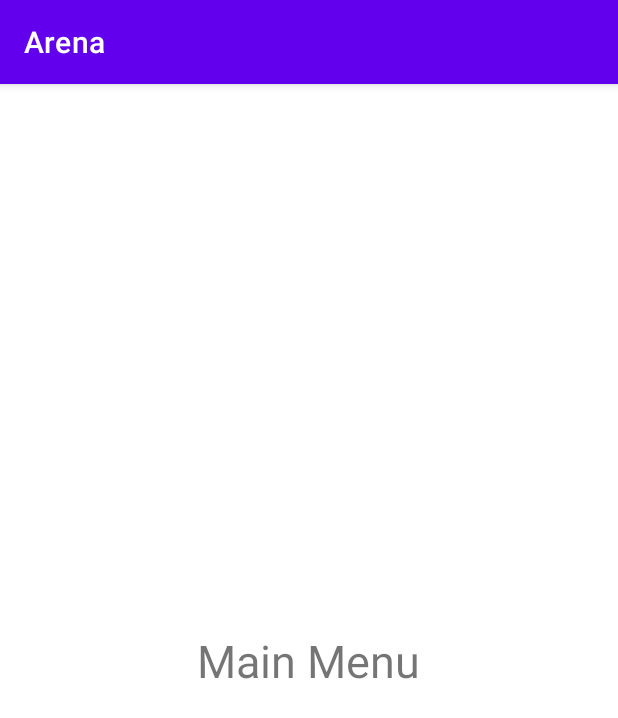
After one commit to DominykasD/Arena, an Android app: the MainMenuActivity screen opened directly, with no data from a screen before it, on a phone screen of 412 x 824 dp. The commit adds this screen. Shown: the top 718 px of the screen. Run offline under Robolectric (Android 15) with nearby library versions, the phone set to English and light mode, and no system bars.

Commit message:
Main menu activity

```diff
--- a/app/src/main/AndroidManifest.xml
+++ b/app/src/main/AndroidManifest.xml
@@ -9,6 +9,9 @@
         android:roundIcon="@mipmap/ic_launcher_round"
         android:supportsRtl="true"
         android:theme="@style/Theme.Arena">
+        <activity
+            android:name=".MainMenuActivity"
+            android:exported="false" />
         <activity
             android:name=".Register"
             android:exported="false" />
--- /dev/null
+++ b/app/src/main/java/com/example/arena/MainMenuActivity.java
@@ -0,0 +1,14 @@
+package com.example.arena;
+
+import androidx.appcompat.app.AppCompatActivity;
+
+import android.os.Bundle;
+
+public class MainMenuActivity extends AppCompatActivity {
+
+    @Override
+    protected void onCreate(Bundle savedInstanceState) {
+        super.onCreate(savedInstanceState);
+        setContentView(R.layout.activity_main_menu);
+    }
+}
--- /dev/null
+++ b/app/src/main/res/layout/activity_main_menu.xml
@@ -0,0 +1,20 @@
+<?xml version="1.0" encoding="utf-8"?>
+<androidx.constraintlayout.widget.ConstraintLayout xmlns:android="http://schemas.android.com/apk/res/android"
+    xmlns:app="http://schemas.android.com/apk/res-auto"
+    xmlns:tools="http://schemas.android.com/tools"
+    android:layout_width="match_parent"
+    android:layout_height="match_parent"
+    tools:context=".MainMenuActivity">
+
+    <TextView
+        android:id="@+id/textView5"
+        android:layout_width="wrap_content"
+        android:layout_height="wrap_content"
+        android:text="Main Menu"
+        android:textSize="30dp"
+        app:layout_constraintBottom_toBottomOf="parent"
+        app:layout_constraintEnd_toEndOf="parent"
+        app:layout_constraintHorizontal_bias="0.498"
+        app:layout_constraintStart_toStartOf="parent"
+        app:layout_constraintTop_toTopOf="parent" />
+</androidx.constraintlayout.widget.ConstraintLayout>
```
Also changed, not shown: app/src/main/java/com/example/arena/MainActivity.java (+17 -0 lines).
